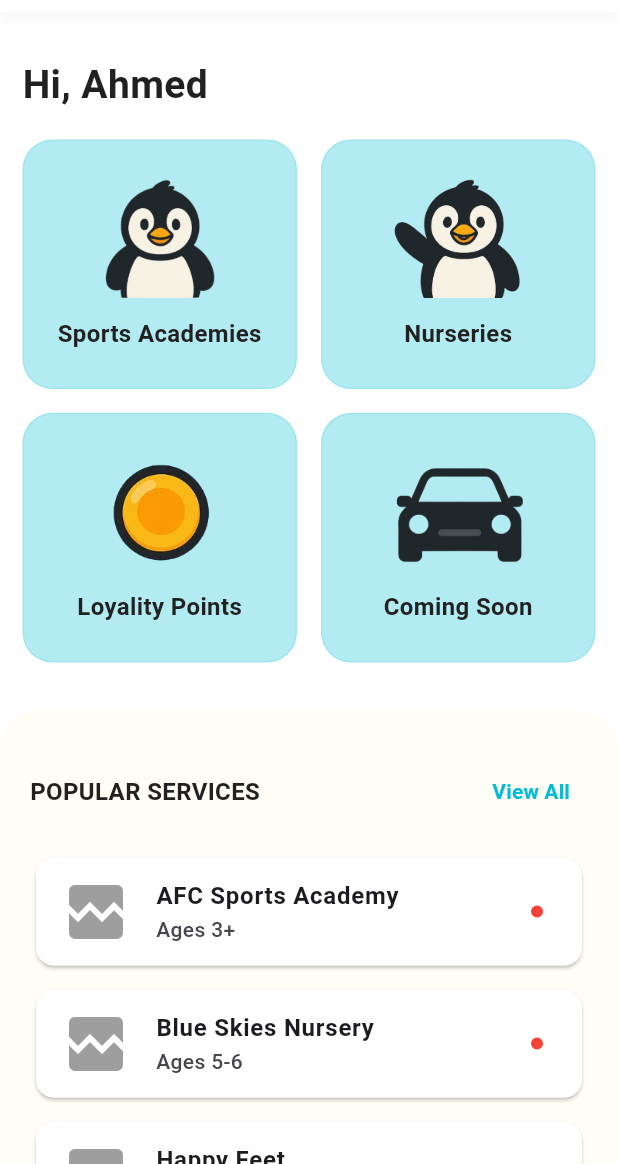
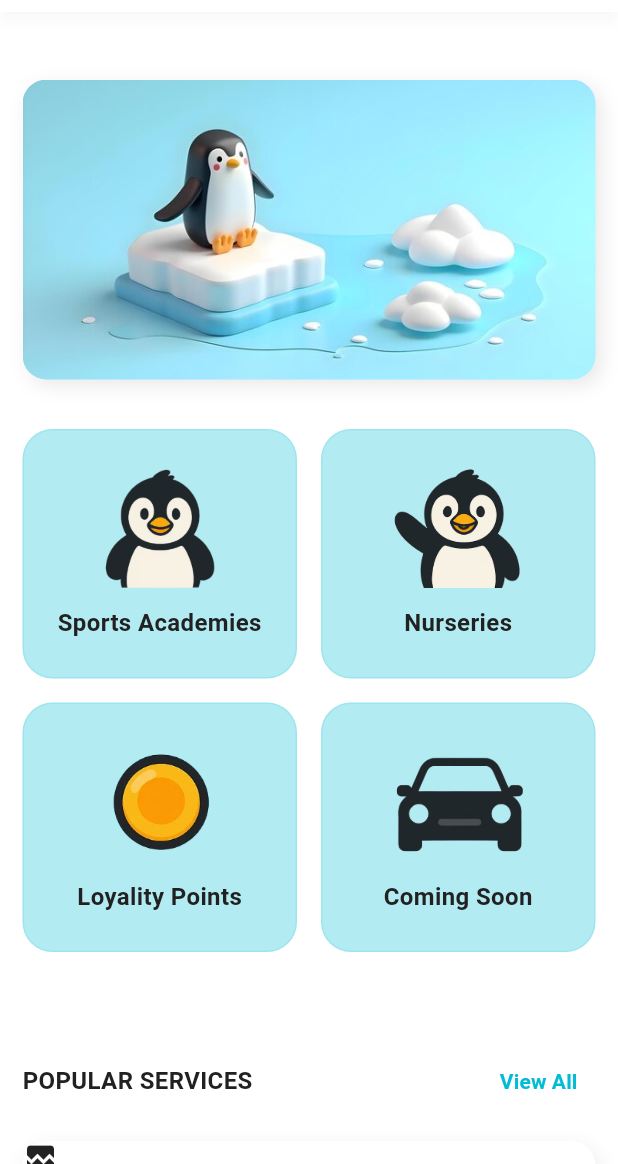
Before and after one commit to MTS-Services/Batteryqk_web-version-App-, a Flutter app: the HomeScreen screen opened directly, on a phone screen of 412 x 824 dp, the part 72-1236 px from its top. Run offline on Flutter 3.47's test engine with Material 3 defaults, Android fonts, the phone set to English and light mode, and no system bars; our stand-ins replace dropdown_button2, firebase_auth, firebase_core, font_awesome_flutter, get, google_fonts and 2 more; accounts and stored records are empty; network calls fail.

Commit message:
home is done

```diff
--- a/lib/features/authentication/views/home_screen.dart
+++ b/lib/features/authentication/views/home_screen.dart
@@ -9,7 +9,6 @@ class HomeScreen extends StatelessWidget {
   const HomeScreen({Key? key}) : super(key: key);
 
   void _onViewAllPressed() {
-    // TODO: Implement what happens when "View All" is pressed
     print('View All pressed!');
   }
 
@@ -24,20 +23,33 @@ class HomeScreen extends StatelessWidget {
       body: ListView(
         children: [
           const SizedBox(height: 30),
-          const Padding(
-            padding: EdgeInsets.only(left: 15),
-            child: Text(
-              "Hi, Ahmed",
-              style: TextStyle(
-                fontSize: 26,
-                fontWeight: FontWeight.w600,
-                color: AppColor.blackColor,
+          Padding(
+            padding: const EdgeInsets.all(15),
+            child: Container(
+              width: double.infinity,
+              height: 200,
+              decoration: BoxDecoration(
+                boxShadow: [
+                  BoxShadow(
+                    color: const Color.fromARGB(
+                      68,
+                      145,
+                      145,
+                      145,
+                    ).withOpacity(0.2),
+                    blurRadius: 10,
+                    offset: Offset(4, 4),
+                  ),
+                ],
+                borderRadius: BorderRadius.circular(16),
+                image: DecorationImage(
+                  image: AssetImage(AppImages.bannerImages),
+                  fit: BoxFit.cover,
+                ),
               ),
             ),
           ),
           const SizedBox(height: 18),
-
-          // Quick Access Grid with images
           GridView.count(
             padding: const EdgeInsets.symmetric(horizontal: 15),
             shrinkWrap: true,
@@ -56,18 +68,11 @@ class HomeScreen extends StatelessWidget {
               _buildQuickAccessCardWithImage("Coming Soon", AppImages.car1),
             ],
           ),
-
           const SizedBox(height: 32),
-
           Container(
-            padding: const EdgeInsets.only(
-              top: 30,
-              left: 20,
-              right: 20,
-              bottom: 30,
-            ),
+            padding: const EdgeInsets.symmetric(horizontal: 15, vertical: 30),
             decoration: BoxDecoration(
-              color: const Color.fromARGB(255, 255, 253, 245),
+              color: AppColor.whiteColor,
               borderRadius: const BorderRadius.only(
                 topLeft: Radius.circular(25),
                 topRight: Radius.circular(25),
@@ -75,7 +80,6 @@ class HomeScreen extends StatelessWidget {
             ),
             child: Column(
               children: [
-                // Header Row with title and View All button
                 Row(
                   mainAxisAlignment: MainAxisAlignment.spaceBetween,
                   children: [
@@ -106,48 +110,29 @@ class HomeScreen extends StatelessWidget {
                   ],
                 ),
                 const SizedBox(height: 16),
-                Card(
-                  // shadowColor: const Color.fromARGB(0, 255, 255, 255),
-                  child: _buildPopularServiceItem(
+                _buildPopularServiceItem(
                   iconPath:
                       'https://models-online-persist.shakker.cloud/img/d23aaa828448417abbfbb8e2345e4dff/78ea614f0438afd7b6c2b90d90e1c429e08c973d80d1edd26aeb1a56d8d4c50d.png?x-oss-process=image/resize,w_764,m_lfit/format,webp',
                   title: "AFC Sports Academy",
                   subtitle: "Ages 3+",
-                    showNotification: true,
                 ),
-                ),
-                const SizedBox(height: 8),
-                Card(
-                  // shadowColor: const Color.fromARGB(0, 255, 255, 255),
-                  child: _buildPopularServiceItem(
+                _buildPopularServiceItem(
                   iconPath:
                       'https://huggingface.co/maywell/Synatra-10.7B-v0.4/resolve/main/Synatra.png',
                   title: "Blue Skies Nursery",
                   subtitle: "Ages 5-6",
-                    showNotification: true,
                 ),
-                ),
-                const SizedBox(height: 8),
-                Card(
-                  // shadowColor: const Color.fromARGB(0, 255, 255, 255),
-                  child: _buildPopularServiceItem(
+                _buildPopularServiceItem(
                   iconPath:
                       'https://img.freepik.com/premium-vector/penguin-with-white-face-blue-background_1187092-70841.jpg',
                   title: "Happy Feet",
                   subtitle: "Ages 3-5",
-                    showNotification: true,
                 ),
-                ),
-                const SizedBox(height: 8),
-                Card(
-                  // shadowColor: const Color.fromARGB(0, 255, 255, 255),
-                  child: _buildPopularServiceItem(
+                _buildPopularServiceItem(
                   iconPath:
                       'https://img.freepik.com/premium-photo/cute-cartoon-penguin-illustration_1132516-706.jpg',
                   title: "Little Explorers",
                   subtitle: "Ages 4-6",
-                    showNotification: true,
-                  ),
                 ),
               ],
             ),
@@ -199,47 +184,143 @@ class HomeScreen extends StatelessWidget {
     required String iconPath,
     required String title,
     required String subtitle,
-    bool showNotification = false,
   }) {
     return Container(
+      margin: const EdgeInsets.only(bottom: 16),
       decoration: BoxDecoration(
         color: Colors.white,
-        borderRadius: BorderRadius.circular(12),
+        borderRadius: BorderRadius.circular(16),
+        boxShadow: [
+          BoxShadow(
+            color: Colors.grey.withOpacity(0.2),
+            blurRadius: 10,
+            offset: const Offset(2, 4),
           ),
-      child: ListTile(
-        leading: ClipRRect(
-          borderRadius: BorderRadius.circular(5000),
+        ],
+      ),
+      child: Column(
+        crossAxisAlignment: CrossAxisAlignment.start,
+        children: [
+          ClipRRect(
+            borderRadius: const BorderRadius.only(
+              topLeft: Radius.circular(16),
+              topRight: Radius.circular(16),
+            ),
             child: Image.network(
               iconPath,
-            width: 55,
-            height: 55,
+              height: 160,
+              width: double.infinity,
               fit: BoxFit.cover,
               errorBuilder:
-                (context, error, stackTrace) => const Icon(
-                  Icons.broken_image,
-                  color: Colors.grey,
-                  size: 48,
+                  (context, error, stackTrace) =>
+                      const Icon(Icons.broken_image),
+            ),
+          ),
+          Padding(
+            padding: const EdgeInsets.all(16),
+            child: Column(
+              crossAxisAlignment: CrossAxisAlignment.start,
+              children: [
+                Row(
+                  mainAxisAlignment: MainAxisAlignment.spaceBetween,
+                  children: [
+                    Expanded(
+                      child: Text(
+                        title,
+                        style: const TextStyle(
+                          fontSize: 16,
+                          fontWeight: FontWeight.bold,
                         ),
                       ),
                     ),
-        title: Text(
-          title,
-          style: const TextStyle(fontWeight: FontWeight.w600, fontSize: 16),
+                    Container(
+                      padding: const EdgeInsets.symmetric(
+                        horizontal: 10,
+                        vertical: 4,
                       ),
-        subtitle: Text(subtitle),
-        trailing:
-            showNotification
-                ? Container(
-                  width: 12,
-                  height: 12,
                       decoration: BoxDecoration(
-                    color: Colors.red,
-                    shape: BoxShape.circle,
-                    border: Border.all(color: Colors.white, width: 2),
+                        color: Colors.blue.shade100,
+                        borderRadius: BorderRadius.circular(20),
                       ),
-                )
-                : null,
-        onTap: () {},
+                      child: const Text(
+                        "Paid",
+                        style: TextStyle(
+                          color: Colors.blue,
+                          fontSize: 12,
+                          fontWeight: FontWeight.bold,
+                        ),
+                      ),
+                    ),
+                  ],
+                ),
+                const SizedBox(height: 4),
+                Text(
+                  "Swimming | Downtown",
+                  style: TextStyle(color: Colors.grey[700], fontSize: 14),
+                ),
+                const SizedBox(height: 8),
+                Row(
+                  children: const [
+                    Icon(Icons.star, color: Colors.amber, size: 16),
+                    Icon(Icons.star, color: Colors.amber, size: 16),
+                    Icon(Icons.star, color: Colors.amber, size: 16),
+                    Icon(Icons.star, color: Colors.amber, size: 16),
+                    Icon(Icons.star_half, color: Colors.amber, size: 16),
+                  ],
+                ),
+                const SizedBox(height: 8),
+                const Text(
+                  "Elite Swimming Academy offers professional swimming lessons for children and teenagers. Our Olympic-sized pool provides the perfect training environment...",
+                  style: TextStyle(fontSize: 13, color: Colors.black87),
+                ),
+                const SizedBox(height: 16),
+                Row(
+                  children: [
+                    Expanded(
+                      child: ElevatedButton(
+                        onPressed: () {},
+                        style: ElevatedButton.styleFrom(
+                          backgroundColor: AppColor.blueColor,
+                          padding: const EdgeInsets.symmetric(vertical: 12),
+                          shape: RoundedRectangleBorder(
+                            borderRadius: BorderRadius.circular(10),
+                          ),
+                        ),
+                        child: const Text(
+                          "View Details",
+                          style: TextStyle(
+                            color: AppColor.whiteColor,
+                            fontSize: 15,
+                          ),
+                        ),
+                      ),
+                    ),
+                    const SizedBox(width: 12),
+                    Expanded(
+                      child: ElevatedButton(
+                        onPressed: () {},
+                        style: ElevatedButton.styleFrom(
+                          backgroundColor: Colors.orange,
+                          padding: const EdgeInsets.symmetric(vertical: 12),
+                          shape: RoundedRectangleBorder(
+                            borderRadius: BorderRadius.circular(10),
+                          ),
+                        ),
+                        child: const Text(
+                          "Book Now",
+                          style: TextStyle(
+                            color: AppColor.whiteColor,
+                            fontSize: 15,
+                          ),
+                        ),
+                      ),
+                    ),
+                  ],
+                ),
+              ],
+            ),
+          ),
+        ],
       ),
     );
   }
--- a/lib/util/images_path.dart
+++ b/lib/util/images_path.dart
@@ -45,4 +45,5 @@ class AppImages {
   static const String penguinHead = "assets/images/penguinHead.png";
   static const String houseShape = "assets/images/house.png";
   static const String comingSoon = "assets/images/coming soon.jpg";
+  static const String bannerImages = "assets/images/bannerImages.jpg";
 }
```
Also changed, not shown: assets/images/bannerImages.jpg (added). Lines whose indentation alone changed are shown as unchanged.
